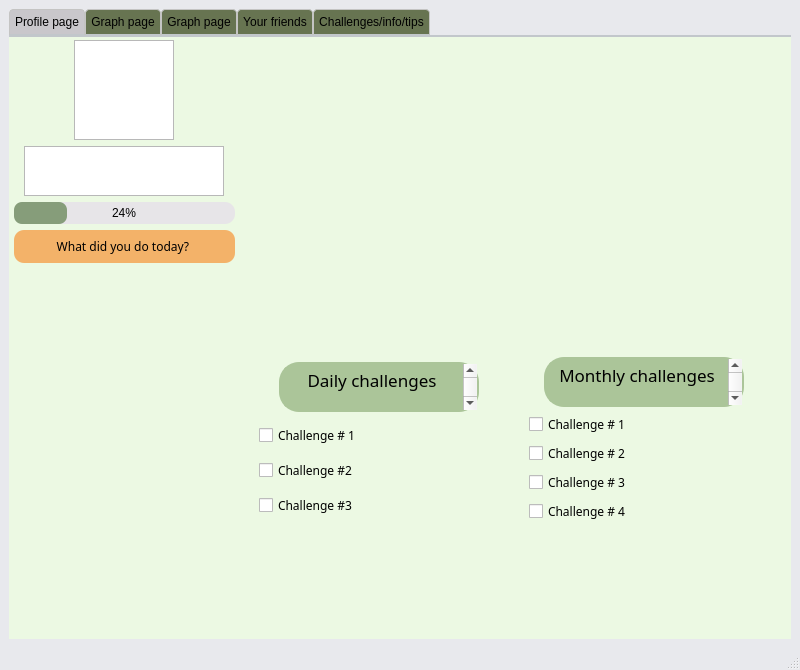
This is GUI/UICarbonTracker/mainwindow.ui in cgneo/CarbonTracker as Qt 5 draws it before an edit. The edited form follows.
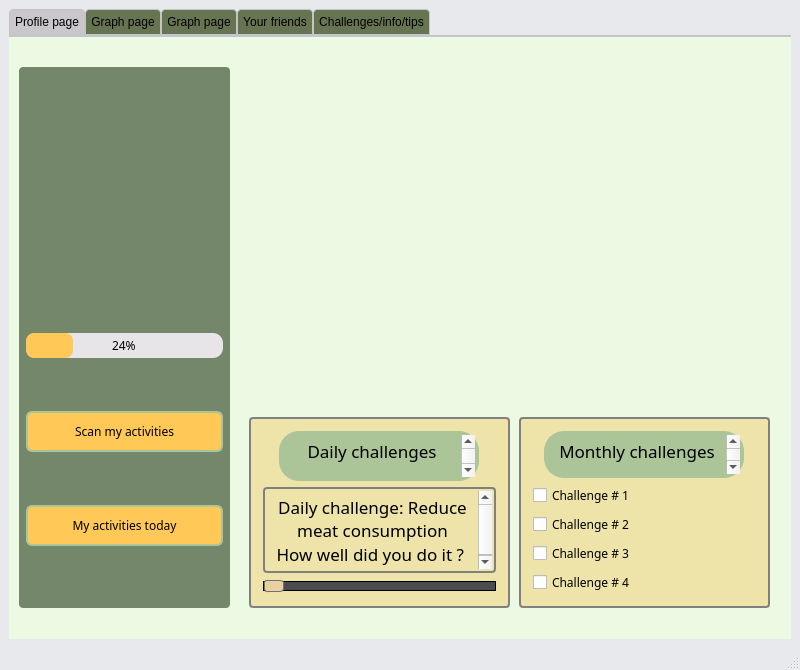
This is the edited form. The open tabs and pages were chosen to show the change. Icons and pictures are not drawn.

Commit message: profile page update

The edit to the form file:
```diff
--- a/GUI/UICarbonTracker/mainwindow.ui
+++ b/GUI/UICarbonTracker/mainwindow.ui
@@ -685,16 +685,27 @@
        <attribute name="title">
         <string>Profile page</string>
        </attribute>
-       <widget class="QWidget" name="verticalLayoutWidget">
+       <widget class="QFrame" name="verticalFrame">
         <property name="geometry">
          <rect>
-          <x>0</x>
-          <y>-2</y>
-          <width>231</width>
-          <height>671</height>
+          <x>10</x>
+          <y>30</y>
+          <width>211</width>
+          <height>541</height>
          </rect>
         </property>
+        <property name="styleSheet">
+         <string notr="true">QFrame {
+    border-radius: 4px;
+    padding: 2px;
+	
+	background-color: rgb(116, 135, 106);
+}</string>
+        </property>
         <layout class="QVBoxLayout" name="verticalLayout">
+         <property name="spacing">
+          <number>0</number>
+         </property>
          <property name="leftMargin">
           <number>5</number>
          </property>
@@ -707,12 +718,12 @@
          <property name="bottomMargin">
           <number>5</number>
          </property>
-         <item alignment="Qt::AlignHCenter">
-          <widget class="QTextBrowser" name="Profilepicture">
+         <item>
+          <widget class="QTextEdit" name="textEdit_10">
            <property name="maximumSize">
             <size>
              <width>100</width>
-             <height>100</height>
+             <height>50</height>
             </size>
            </property>
           </widget>
@@ -729,6 +740,11 @@
          </item>
          <item>
           <widget class="QProgressBar" name="SeedsprogressBar">
+           <property name="font">
+            <font>
+             <family>Gill Sans</family>
+            </font>
+           </property>
            <property name="styleSheet">
             <string notr="true">QProgressBar{
 	
@@ -742,7 +758,8 @@
 
 QProgressBar::chunk{
 	border-radius: 8px; 
-	background-color: rgb(134, 157, 122);
+	
+	background-color: rgb(255, 200, 87);
 }</string>
            </property>
            <property name="value">
@@ -758,26 +775,30 @@
             </font>
            </property>
            <property name="styleSheet">
-            <string notr="true">QPushButton{
-	
-	;
-	background-color: rgb(243, 178, 105);
-	border-color: rgb(79, 128, 28);
-	border-width: 20px; 
-	border-radius: 10px;
-	padding: 8px;
+            <string notr="true">QPushButton {
+    border: 2px solid;
+	border-color: rgb(171, 197, 153);
+    border-radius: 6px;
+	background-color: rgb(255, 200, 87);
+    min-width: 100px;
+	padding: 10px;
+}
 
+QPushButton:pressed {
+    background-color: qlineargradient(x1: 0, y1: 0, x2: 0, y2: 1,
+                                      stop: 0 #dadbde, stop: 1 #f6f7fa);
+}
+
+QPushButton:flat {
+    border: none; 
+}
+
+QPushButton:default {
+    border-color: navy; 
 }</string>
            </property>
            <property name="text">
-            <string>What did you do today? </string>
-           </property>
-          </widget>
-         </item>
-         <item>
-          <widget class="QLabel" name="label_2">
-           <property name="text">
-            <string/>
+            <string>Scan my activities</string>
            </property>
           </widget>
          </item>
@@ -789,11 +810,26 @@
             </font>
            </property>
            <property name="styleSheet">
-            <string notr="true">QPushButton{
-	
-	background-color: rgb(171, 197, 153);
-	border-color: rgba(255, 255, 255, 0);
-	border-radius: 10px
+            <string notr="true">QPushButton {
+    border: 2px solid;
+	border-color: rgb(171, 197, 153);
+    border-radius: 6px;
+	background-color: rgb(255, 200, 87);
+    min-width: 100px;
+	padding: 10px;
+}
+
+QPushButton:pressed {
+    background-color: qlineargradient(x1: 0, y1: 0, x2: 0, y2: 1,
+                                      stop: 0 #dadbde, stop: 1 #f6f7fa);
+}
+
+QPushButton:flat {
+    border: none; 
+}
+
+QPushButton:default {
+    border-color: navy; 
 }</string>
            </property>
            <property name="text">
@@ -803,15 +839,23 @@
          </item>
         </layout>
        </widget>
-       <widget class="QWidget" name="verticalLayoutWidget_2">
+       <widget class="QFrame" name="verticalFrame_2">
         <property name="geometry">
          <rect>
           <x>510</x>
-          <y>310</y>
+          <y>380</y>
           <width>251</width>
           <height>191</height>
          </rect>
         </property>
+        <property name="styleSheet">
+         <string notr="true">QFrame{
+background-color: rgb(238, 228, 170);
+border: 2px solid grey;
+    border-radius: 4px;
+    padding: 2px;
+}</string>
+        </property>
         <layout class="QVBoxLayout" name="verticalLayout_2">
          <property name="leftMargin">
           <number>10</number>
@@ -912,15 +956,23 @@
          </item>
         </layout>
        </widget>
-       <widget class="QWidget" name="verticalLayoutWidget_3">
+       <widget class="QFrame" name="verticalFrame_3">
         <property name="geometry">
          <rect>
           <x>240</x>
-          <y>309</y>
+          <y>380</y>
           <width>261</width>
           <height>191</height>
          </rect>
         </property>
+        <property name="styleSheet">
+         <string notr="true">QFrame {
+    border: 2px solid grey;
+    border-radius: 4px;
+    padding: 2px;
+	background-color: rgb(238, 228, 170);
+}</string>
+        </property>
         <layout class="QVBoxLayout" name="verticalLayout_3">
          <property name="leftMargin">
           <number>10</number>
@@ -1060,38 +1112,43 @@
           </widget>
          </item>
          <item>
-          <widget class="QCheckBox" name="checkBox_3">
+          <widget class="QTextBrowser" name="textBrowser_6">
            <property name="font">
             <font>
              <family>Gill Sans</family>
             </font>
            </property>
-           <property name="text">
-            <string>Challenge # 1</string>
+           <property name="html">
+            <string>&lt;!DOCTYPE HTML PUBLIC &quot;-//W3C//DTD HTML 4.0//EN&quot; &quot;http://www.w3.org/TR/REC-html40/strict.dtd&quot;&gt;
+&lt;html&gt;&lt;head&gt;&lt;meta name=&quot;qrichtext&quot; content=&quot;1&quot; /&gt;&lt;style type=&quot;text/css&quot;&gt;
+p, li { white-space: pre-wrap; }
+&lt;/style&gt;&lt;/head&gt;&lt;body style=&quot; font-family:'Gill Sans'; font-size:13pt; font-weight:400; font-style:normal;&quot;&gt;
+&lt;p align=&quot;center&quot; style=&quot; margin-top:0px; margin-bottom:0px; margin-left:0px; margin-right:0px; -qt-block-indent:0; text-indent:0px;&quot;&gt;&lt;span style=&quot; font-family:'.AppleSystemUIFont';&quot;&gt;Daily challenge: Reduce meat consumption&lt;/span&gt;&lt;/p&gt;
+&lt;p align=&quot;center&quot; style=&quot; margin-top:0px; margin-bottom:0px; margin-left:0px; margin-right:0px; -qt-block-indent:0; text-indent:0px;&quot;&gt;&lt;span style=&quot; font-family:'.AppleSystemUIFont';&quot;&gt;How well did you do it ? &lt;/span&gt;&lt;/p&gt;&lt;/body&gt;&lt;/html&gt;</string>
            </property>
           </widget>
          </item>
          <item>
-          <widget class="QCheckBox" name="checkBox_2">
-           <property name="font">
-            <font>
-             <family>Gill Sans</family>
-            </font>
+          <widget class="QSlider" name="Dailychallenge">
+           <property name="styleSheet">
+            <string notr="true">QSlider::groove:horizontal {
+    border: 1px solid;
+    height: 8px; 
+	background-color: rgb(77, 76, 77);
+    margin: 2px 0;
+}
+
+QSlider::handle:horizontal {
+  border: 1px solid;
+	border-color: rgb(115, 114, 116);
+	background-color: rgb(233, 208, 160);
+    width: 18px;
+    margin: -2px 0; 
+    border-radius: 3px;
+}</string>
            </property>
-           <property name="text">
-            <string>Challenge #2</string>
-           </property>
-          </widget>
-         </item>
-         <item>
-          <widget class="QCheckBox" name="checkBox">
-           <property name="font">
-            <font>
-             <family>Gill Sans</family>
-            </font>
-           </property>
-           <property name="text">
-            <string>Challenge #3</string>
+           <property name="orientation">
+            <enum>Qt::Horizontal</enum>
            </property>
           </widget>
          </item>
```
Left out of the diff: 6 changed lines with no effect on the pictures. The commit also changes 2 other files.
